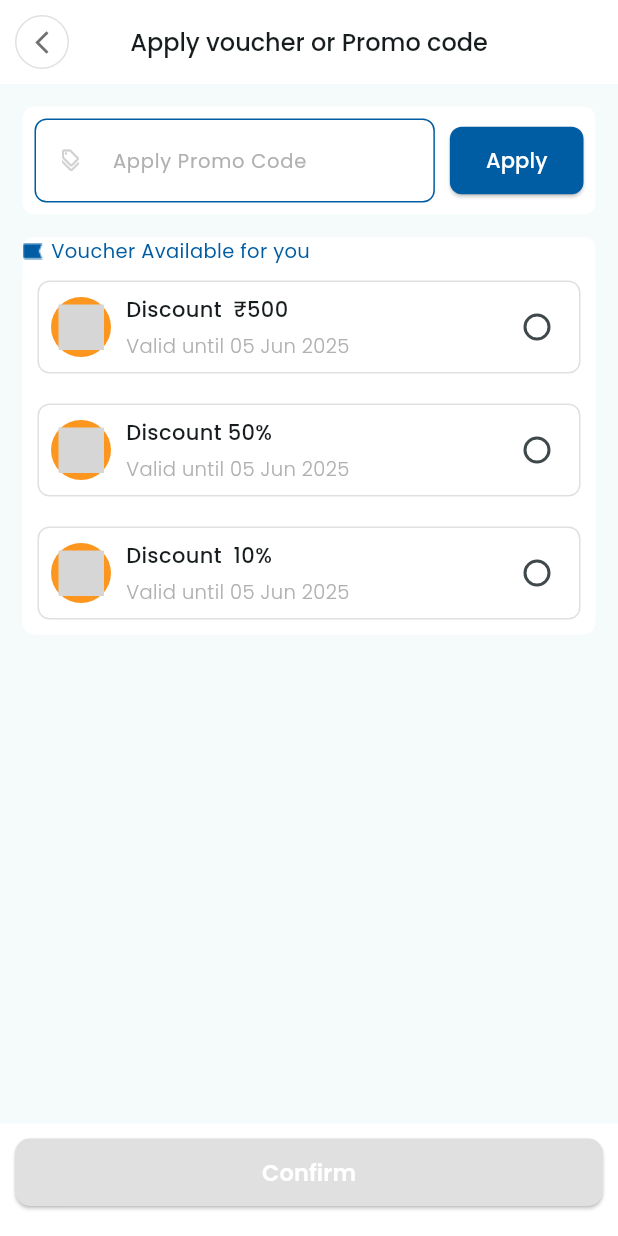
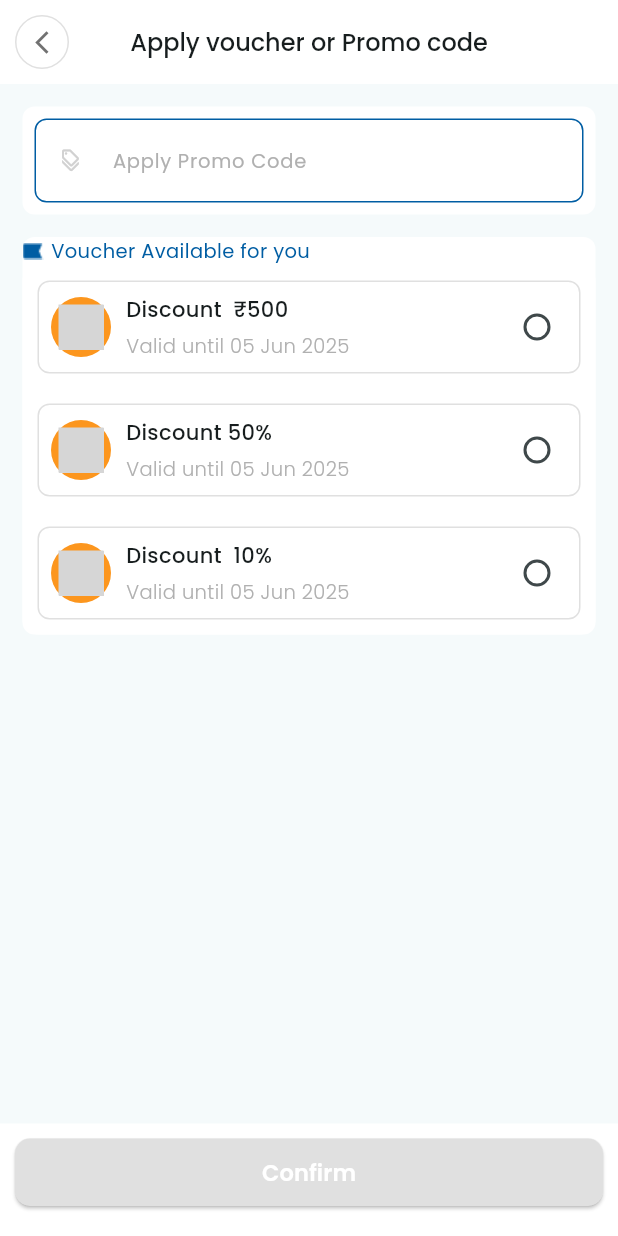
Before and after one commit to donymashup/Etutor, a Flutter app: the CheckoutScreen screen opened directly, after a tap on the "arrow forward ios" icon, on a phone screen of 412 x 824 dp. Run offline on Flutter 3.47's test engine with Material 3 defaults, Android fonts, the phone set to English and light mode, and no system bars; our stand-ins replace better_player, dotted_border, fl_chart, lottie, percent_indicator, pinput and 1 more; missing offline and left inert: custom_timer, fluentui_emoji_icon, flutter_tex, iconify_flutter, syncfusion_flutter_pdfviewer; project files that could hold a hidden picture were left out; grey boxes are pictures that could not be loaded.

Commit message:
sreach implemented in voucher screen

```diff
--- a/lib/features/payment/controller/payment_provider.dart
+++ b/lib/features/payment/controller/payment_provider.dart
@@ -17,4 +17,9 @@ String? get selectedVoucher => _selectedVoucher;
     _selectedVoucher = voucher;
     notifyListeners();
   }
+
+  void clearVoucher() {
+    _selectedVoucher = null;
+    notifyListeners();
+  }
 }
--- a/lib/features/payment/screen/checkout_screen.dart
+++ b/lib/features/payment/screen/checkout_screen.dart
@@ -175,7 +175,11 @@ class CheckoutScreen extends StatelessWidget {
                                     ],
                                   ),
                                 ),
-                                IconButton(
+                                selectedVoucher != null ?
+                                TextButton(
+                                  onPressed: () =>  context.read<PaymentProvider>().clearVoucher(),
+                                  child: Text("remove",style: TextStyle(color: AppColor.primaryColor,fontSize: 13),))
+                                :IconButton(
                                   onPressed: () {
                                     Navigator.push(
                                       context,
--- a/lib/features/payment/screen/voucher_screen.dart
+++ b/lib/features/payment/screen/voucher_screen.dart
@@ -18,6 +18,7 @@ class VoucherScreen extends StatefulWidget {
 
 class _VoucherScreenState extends State<VoucherScreen> {
   String? _selectedOption;
+  List<Map<String, String>> filteredPromo = [];
 
   List<Map<String, String>> promo = [
     {
@@ -34,13 +35,31 @@ class _VoucherScreenState extends State<VoucherScreen> {
     }
   ];
 
+
   @override
   void initState() {
     super.initState();
     final provider = Provider.of<PaymentProvider>(context, listen: false);
     _selectedOption = provider.selectedVoucher;
+     filteredPromo = promo;
   }
 
+
+  void _filterByDiscount(String query) {
+    if (query.isEmpty) {
+      setState(() {
+        filteredPromo = promo; // Reset to full list
+      });
+    } else {
+      setState(() {
+        filteredPromo = promo.where((item) {
+          return item['discount']!
+              .toLowerCase()
+              .contains(query.toLowerCase());
+        }).toList();
+      });
+    }
+  }
   @override
   Widget build(BuildContext context) {
     return Scaffold(
@@ -58,9 +77,8 @@ class _VoucherScreenState extends State<VoucherScreen> {
           child: CustomBackButton(),
         ),
       ),
-      body: promo.isEmpty ?  NoVoucherCard()
-      :
-      SizedBox.expand(
+      body: promo.isEmpty ?  NoVoucherCard(text: "Sorry, you don’t have voucher",)
+      :SizedBox.expand(
         child: Stack(
           children: [
             Padding(
@@ -76,10 +94,8 @@ class _VoucherScreenState extends State<VoucherScreen> {
                         ),
                         child: Padding(
                           padding: const EdgeInsets.all(8.0),
-                          child: Row(
-                            children: [
-                              Expanded(
                           child: TextFormField(
+                            onChanged: _filterByDiscount,
                             decoration: InputDecoration(
                               hintText: "Apply Promo Code",
                               hintStyle:
@@ -95,28 +111,9 @@ class _VoucherScreenState extends State<VoucherScreen> {
                               prefixIcon: Icon(Icons.discount_outlined,color: AppColor.greyIcon,size: 15,),
                             ),
                           ),
-                              ),
-                              SizedBox(width: 10),
-                              SizedBox(
-                                height: 45,
-                                child: ElevatedButton(
-                                  style: ElevatedButton.styleFrom(
-                                    backgroundColor: AppColor.primaryColor,
-                                    // padding: EdgeInsets.symmetric(horizontal: 20),
-                                    shape: RoundedRectangleBorder(
-                                      borderRadius: BorderRadius.circular(8),
-                                    ),
-                                  ),
-                                  onPressed: () {},
-                                  child: Text("Apply",
-                                      style: TextStyle(
-                                          color: AppColor.whiteColor)),
-                                ),
-                              ),
-                            ],
-                          ),
                         )
                         ),
+                    filteredPromo.isEmpty ?  NoVoucherCard(text:"No matching promo found" ,):
                     Padding(
                       padding: const EdgeInsets.symmetric(vertical: 15.0),
                       child: Container(
@@ -134,17 +131,19 @@ class _VoucherScreenState extends State<VoucherScreen> {
                                 Text("Voucher Available for you",style: TextStyle(color: AppColor.primaryColor,fontSize: 13),),
                               ],
                             ),
+
                             Container(
                               decoration: BoxDecoration(
                                 color: AppColor.whiteColor,
                                 borderRadius: BorderRadius.circular(10),
                               ),
-                              child: ListView.builder(
+                              child:
+                               ListView.builder(
                                 shrinkWrap: true,
                                 physics: NeverScrollableScrollPhysics(),
-                                itemCount: promo.length,
+                                itemCount: filteredPromo.length,
                                 itemBuilder: (context, index) {
-                                  final promos = promo[index];
+                                  final promos = filteredPromo[index];
                                   return Container(
                                     margin: EdgeInsets.all(10),
                                     decoration: BoxDecoration(
--- a/lib/main.dart
+++ b/lib/main.dart
@@ -25,7 +25,6 @@ class MyApp extends StatelessWidget {
         useMaterial3: true,
       ),
       home: SplashScreen(),
-
     );
   }
 }
```
Also changed, not shown: lib/features/payment/widgets/no_vouchers.dart (+7 -2 lines), 4 other files. Lines whose indentation alone changed are shown as unchanged.
